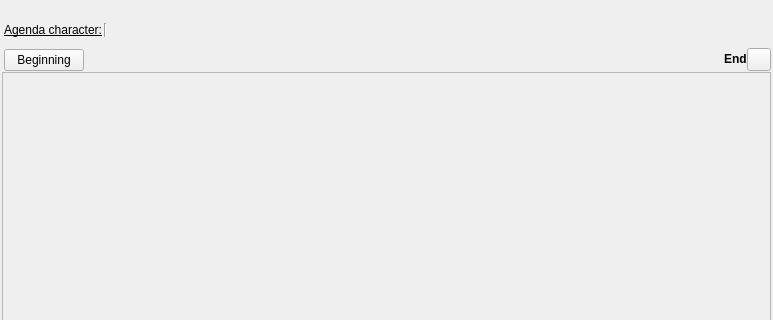
First picture: the form in ui/scene_structure_editor_widget.ui, repository zkovari/plotlyst, before the edit; both pictures show x 0 to 773 and y 0 to 320 of the 773 by 507 pixel window.
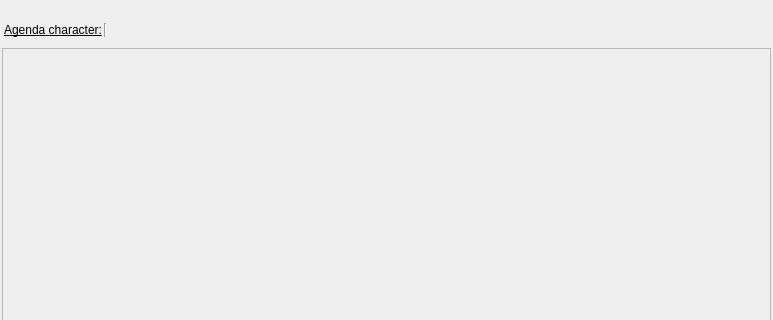
Second picture: the form after the edit. Custom widgets are drawn as their Qt base class.

Commit message: Remove extra labels from scene structure editor

What changed in the file:
```diff
--- a/ui/scene_structure_editor_widget.ui
+++ b/ui/scene_structure_editor_widget.ui
@@ -154,62 +154,6 @@
            </property>
           </spacer>
          </item>
-         <item>
-          <layout class="QHBoxLayout" name="horizontalLayout_3">
-           <property name="spacing">
-            <number>0</number>
-           </property>
-           <property name="leftMargin">
-            <number>2</number>
-           </property>
-           <item alignment="Qt::AlignBottom">
-            <widget class="IconText" name="iconBeginning">
-             <property name="text">
-              <string>Beginning</string>
-             </property>
-             <property name="iconName" stdset="0">
-              <string>mdi.ray-start</string>
-             </property>
-            </widget>
-           </item>
-           <item>
-            <spacer name="horizontalSpacer">
-             <property name="orientation">
-              <enum>Qt::Horizontal</enum>
-             </property>
-             <property name="sizeHint" stdset="0">
-              <size>
-               <width>40</width>
-               <height>20</height>
-              </size>
-             </property>
-            </spacer>
-           </item>
-           <item>
-            <widget class="QLabel" name="lblEnd">
-             <property name="sizePolicy">
-              <sizepolicy hsizetype="Preferred" vsizetype="Maximum">
-               <horstretch>0</horstretch>
-               <verstretch>0</verstretch>
-              </sizepolicy>
-             </property>
-             <property name="text">
-              <string>&lt;b&gt;End&lt;/b&gt;</string>
-             </property>
-             <property name="textFormat">
-              <enum>Qt::RichText</enum>
-             </property>
-            </widget>
-           </item>
-           <item>
-            <widget class="Icon" name="icon">
-             <property name="iconName" stdset="0">
-              <string>mdi.ray-end</string>
-             </property>
-            </widget>
-           </item>
-          </layout>
-         </item>
          <item>
           <widget class="QScrollArea" name="scrollArea">
            <property name="horizontalScrollBarPolicy">
@@ -224,7 +168,7 @@
               <x>0</x>
               <y>0</y>
               <width>765</width>
-              <height>422</height>
+              <height>446</height>
              </rect>
             </property>
             <property name="sizePolicy">
@@ -262,16 +206,6 @@
   </layout>
  </widget>
  <customwidgets>
-  <customwidget>
-   <class>Icon</class>
-   <extends>QToolButton</extends>
-   <header>src.main.python.plotlyst.view.widget.display</header>
-  </customwidget>
-  <customwidget>
-   <class>IconText</class>
-   <extends>QPushButton</extends>
-   <header>src.main.python.plotlyst.view.widget.display</header>
-  </customwidget>
   <customwidget>
    <class>CharacterLinkWidget</class>
    <extends>QWidget</extends>
```
